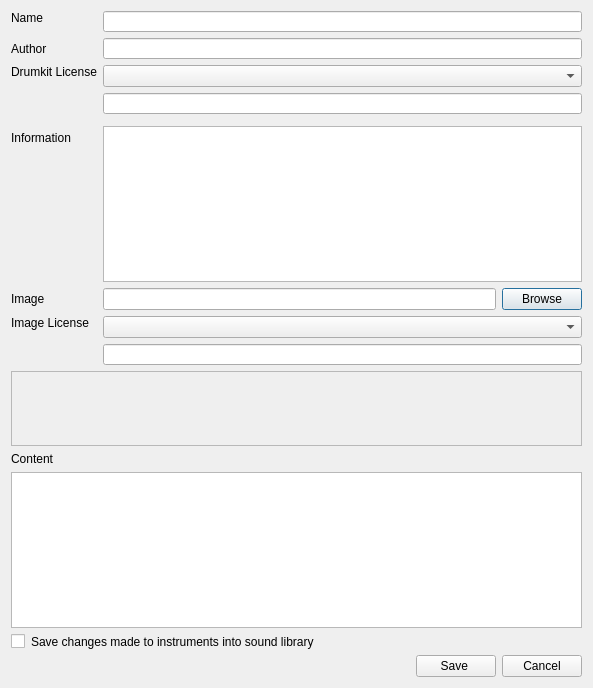
This is src/gui/src/SoundLibrary/SoundLibraryPropertiesDialog_UI.ui in hydrogen-music/hydrogen as Qt 5 draws it before an edit. The edited form follows.
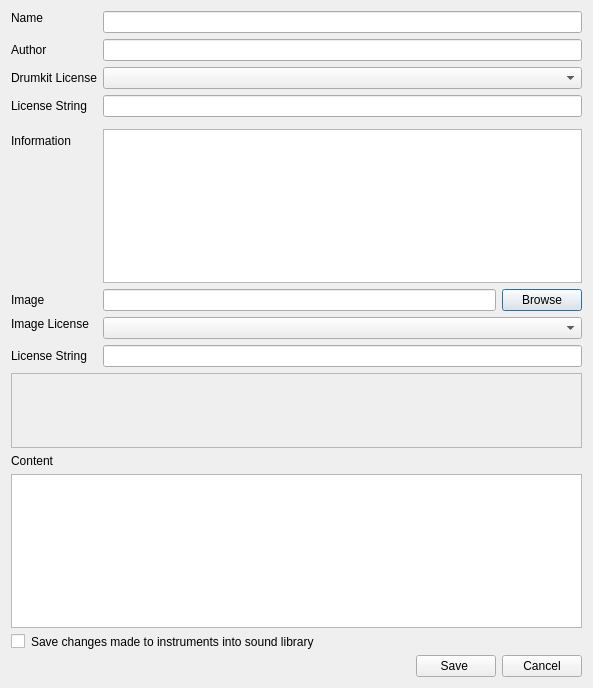
This is the edited form.

Commit message:
rework License class
Instead of making the License::m_license License::Licensetype the primary vehicle to deal with licensing information within Hydrogen it now has just a supportive role. Problem was that the user could assign arbitrary attribution text that would have been lost on the predefined licenses.

In all property dialogs both the combo box to select from a predefined license and a line edit showing the string that is stored on disk are both shown.

```diff
--- a/src/gui/src/SoundLibrary/SoundLibraryPropertiesDialog_UI.ui
+++ b/src/gui/src/SoundLibrary/SoundLibraryPropertiesDialog_UI.ui
@@ -47,12 +47,6 @@
        <verstretch>0</verstretch>
       </sizepolicy>
      </property>
-     <property name="minimumSize">
-      <size>
-       <width>462</width>
-       <height>21</height>
-      </size>
-     </property>
     </widget>
    </item>
    <item row="1" column="0">
@@ -76,12 +70,6 @@
        <verstretch>0</verstretch>
       </sizepolicy>
      </property>
-     <property name="minimumSize">
-      <size>
-       <width>462</width>
-       <height>21</height>
-      </size>
-     </property>
     </widget>
    </item>
    <item row="2" column="0">
@@ -90,13 +78,46 @@
       <string>Drumkit License</string>
      </property>
      <property name="alignment">
-      <set>Qt::AlignLeading|Qt::AlignLeft|Qt::AlignTop</set>
+      <set>Qt::AlignLeading|Qt::AlignLeft|Qt::AlignVCenter</set>
      </property>
      <property name="wordWrap">
       <bool>true</bool>
      </property>
     </widget>
    </item>
+   <item row="2" column="1">
+    <widget class="QComboBox" name="licenseComboBox">
+     <property name="sizePolicy">
+      <sizepolicy hsizetype="Expanding" vsizetype="Fixed">
+       <horstretch>0</horstretch>
+       <verstretch>0</verstretch>
+      </sizepolicy>
+     </property>
+    </widget>
+   </item>
+   <item row="3" column="0">
+    <widget class="QLabel" name="licenseStringLbl">
+     <property name="text">
+      <string>License String</string>
+     </property>
+    </widget>
+   </item>
+   <item row="3" column="1">
+    <widget class="QLineEdit" name="licenseStringTxt">
+     <property name="sizePolicy">
+      <sizepolicy hsizetype="Expanding" vsizetype="Fixed">
+       <horstretch>0</horstretch>
+       <verstretch>0</verstretch>
+      </sizepolicy>
+     </property>
+     <property name="text">
+      <string/>
+     </property>
+    </widget>
+   </item>
+   <item row="4" column="1">
+    <layout class="QHBoxLayout" name="horizontalLayout_4"/>
+   </item>
    <item row="6" column="0">
     <widget class="QLabel" name="label_3">
      <property name="text">
@@ -182,7 +203,34 @@
      </property>
     </widget>
    </item>
-   <item row="14" column="0" colspan="2">
+   <item row="10" column="1">
+    <widget class="QComboBox" name="imageLicenseComboBox">
+     <property name="sizePolicy">
+      <sizepolicy hsizetype="Expanding" vsizetype="Fixed">
+       <horstretch>0</horstretch>
+       <verstretch>0</verstretch>
+      </sizepolicy>
+     </property>
+    </widget>
+   </item>
+   <item row="11" column="0">
+    <widget class="QLabel" name="imageLicenseStringLbl">
+     <property name="text">
+      <string>License String</string>
+     </property>
+    </widget>
+   </item>
+   <item row="11" column="1">
+    <widget class="QLineEdit" name="imageLicenseStringTxt">
+     <property name="sizePolicy">
+      <sizepolicy hsizetype="Expanding" vsizetype="Fixed">
+       <horstretch>0</horstretch>
+       <verstretch>0</verstretch>
+      </sizepolicy>
+     </property>
+    </widget>
+   </item>
+   <item row="13" column="0" colspan="2">
     <widget class="QLabel" name="drumkitImageLabel">
      <property name="sizePolicy">
       <sizepolicy hsizetype="Expanding" vsizetype="Expanding">
@@ -250,7 +298,17 @@
      </property>
     </widget>
    </item>
-   <item row="17" column="0" colspan="2">
+   <item row="17" column="0">
+    <widget class="QLabel" name="contentLabel">
+     <property name="text">
+      <string>Content</string>
+     </property>
+    </widget>
+   </item>
+   <item row="18" column="0" colspan="2">
+    <widget class="QTableWidget" name="contentTable"/>
+   </item>
+   <item row="19" column="0" colspan="2">
     <layout class="QHBoxLayout" name="horizontalLayout_2" stretch="0,1">
      <item>
       <widget class="QCheckBox" name="saveChanges_checkBox">
@@ -283,7 +341,7 @@
      </item>
     </layout>
    </item>
-   <item row="18" column="0" colspan="2">
+   <item row="20" column="0" colspan="2">
     <layout class="QHBoxLayout">
      <item>
       <spacer name="horizontalSpacer">
@@ -314,74 +372,6 @@
      </item>
     </layout>
    </item>
-   <item row="4" column="1">
-    <layout class="QHBoxLayout" name="horizontalLayout_4"/>
-   </item>
-   <item row="3" column="1">
-    <widget class="QLineEdit" name="licenseTxt">
-     <property name="sizePolicy">
-      <sizepolicy hsizetype="Expanding" vsizetype="Fixed">
-       <horstretch>0</horstretch>
-       <verstretch>0</verstretch>
-      </sizepolicy>
-     </property>
-     <property name="minimumSize">
-      <size>
-       <width>462</width>
-       <height>21</height>
-      </size>
-     </property>
-     <property name="text">
-      <string/>
-     </property>
-    </widget>
-   </item>
-   <item row="2" column="1">
-    <widget class="QComboBox" name="licenseComboBox">
-     <property name="sizePolicy">
-      <sizepolicy hsizetype="Expanding" vsizetype="Fixed">
-       <horstretch>0</horstretch>
-       <verstretch>0</verstretch>
-      </sizepolicy>
-     </property>
-    </widget>
-   </item>
-   <item row="10" column="1">
-    <widget class="QComboBox" name="imageLicenseComboBox">
-     <property name="sizePolicy">
-      <sizepolicy hsizetype="Expanding" vsizetype="Fixed">
-       <horstretch>0</horstretch>
-       <verstretch>0</verstretch>
-      </sizepolicy>
-     </property>
-    </widget>
-   </item>
-   <item row="11" column="1">
-    <widget class="QLineEdit" name="imageLicenseText">
-     <property name="sizePolicy">
-      <sizepolicy hsizetype="Expanding" vsizetype="Fixed">
-       <horstretch>0</horstretch>
-       <verstretch>0</verstretch>
-      </sizepolicy>
-     </property>
-     <property name="minimumSize">
-      <size>
-       <width>462</width>
-       <height>21</height>
-      </size>
-     </property>
-    </widget>
-   </item>
-   <item row="16" column="0" colspan="2">
-    <widget class="QTableWidget" name="contentTable"/>
-   </item>
-   <item row="15" column="0">
-    <widget class="QLabel" name="contentLabel">
-     <property name="text">
-      <string>Content</string>
-     </property>
-    </widget>
-   </item>
   </layout>
  </widget>
  <tabstops>
```
Left out of the diff: 4 changed lines with no effect on the pictures. The commit also changes 12 other files.
